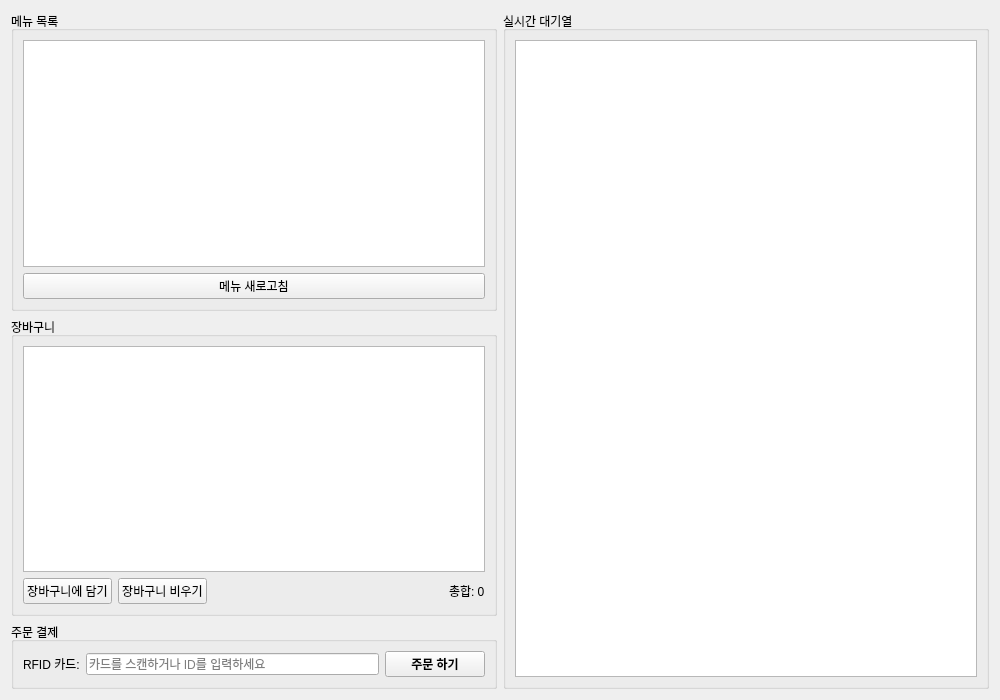
Qt form ui/order_screen.ui (addinedu-ros-11th/iot-repo-2) before a commit.
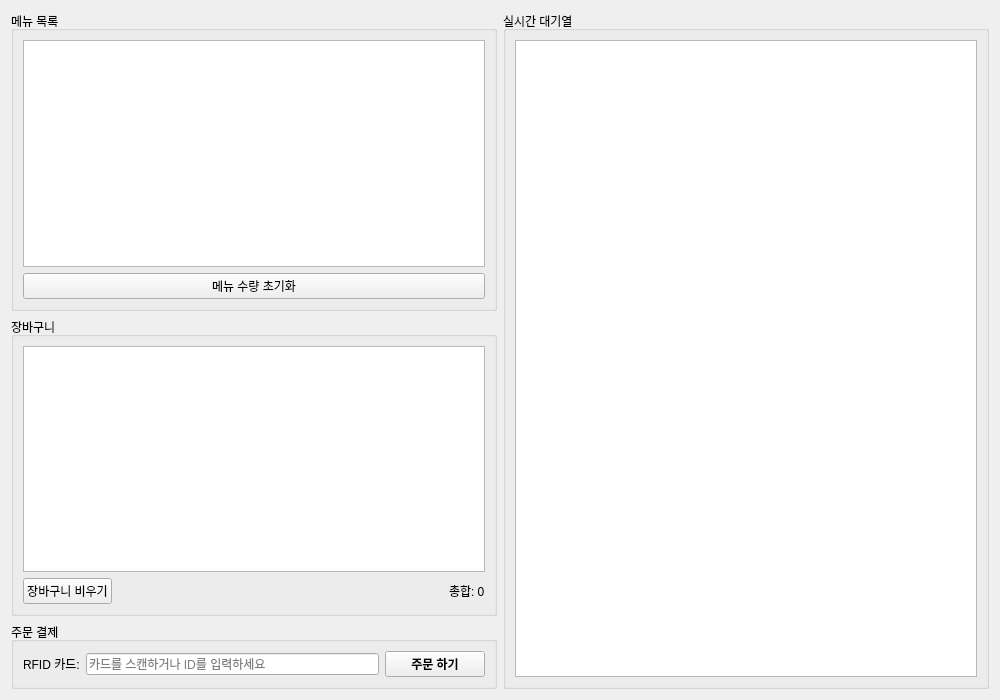
The same form after that commit.

Commit message: refactor(ui): 주문 화면의 사용자 경험 및 직관성 개선

Patch:
```diff
--- a/ui/order_screen.ui
+++ b/ui/order_screen.ui
@@ -35,7 +35,7 @@
         <item>
          <widget class="QPushButton" name="btnReloadMenu">
           <property name="text">
-           <string>메뉴 새로고침</string>
+           <string>메뉴 수량 초기화</string>
           </property>
          </widget>
         </item>
@@ -60,13 +60,7 @@
        </item>
        <item>
         <layout class="QHBoxLayout" name="horizontalLayout_cart_control">
-        <item>
-         <widget class="QPushButton" name="btnAddToCart">
-          <property name="text">
-           <string>장바구니에 담기</string>
-          </property>
-         </widget>
-        </item>
+        
         <item>
          <widget class="QPushButton" name="btnClearCart">
           <property name="text">
```
The commit also changes 1 other file.
